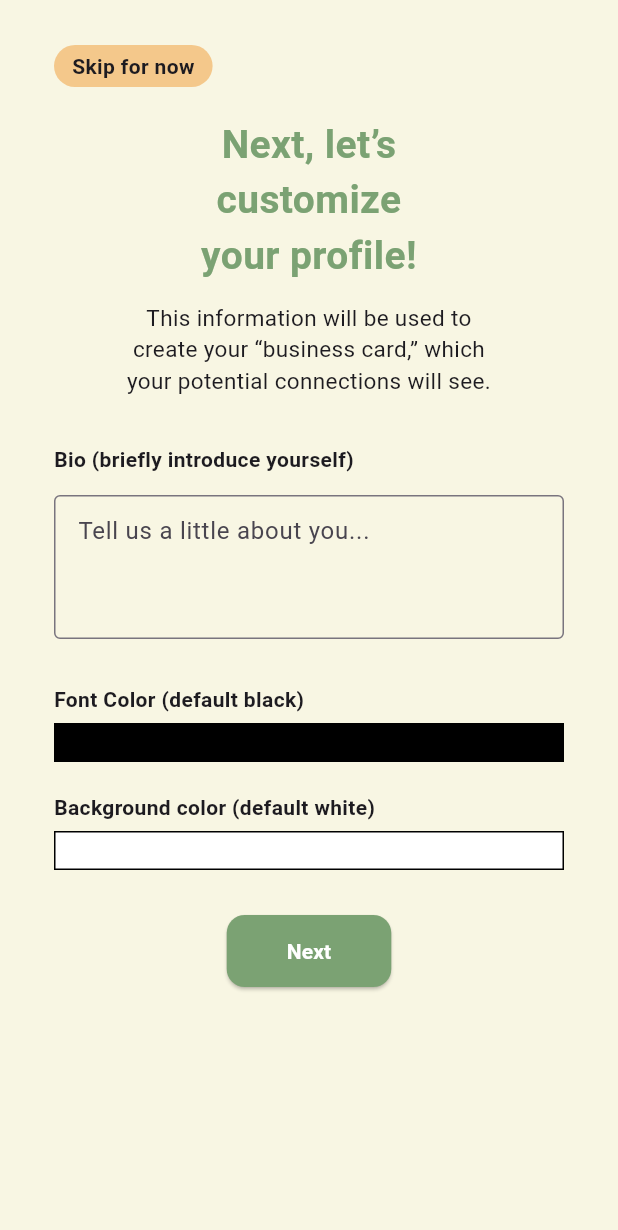
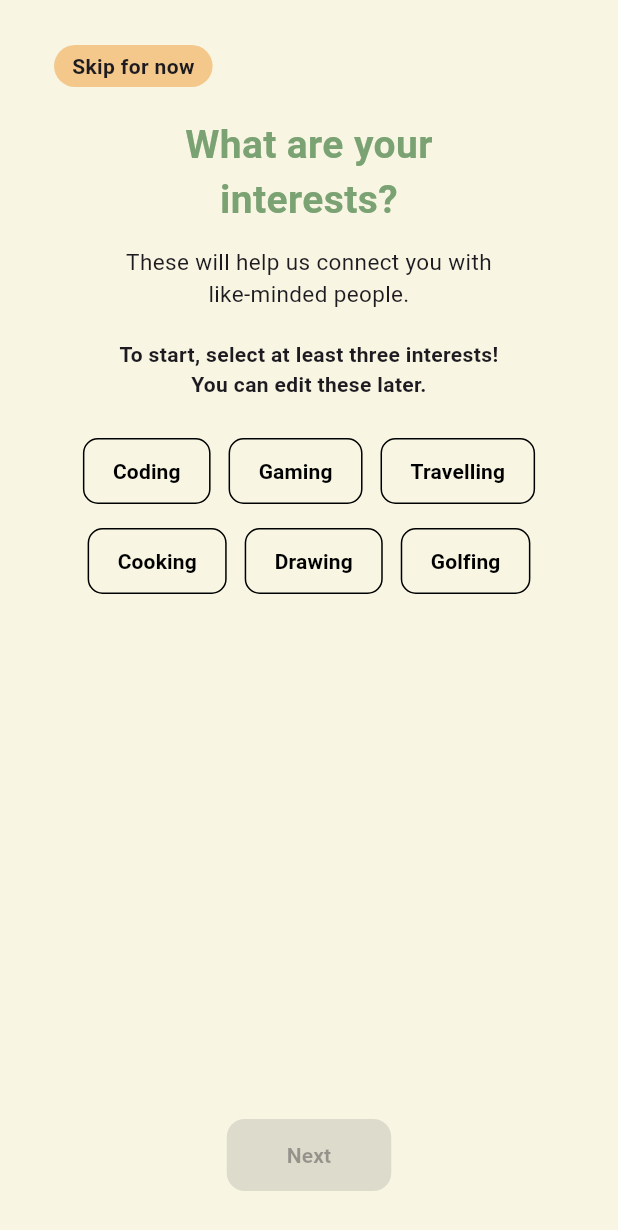
Before and after one commit to vtullo03/ExpAnt, a Flutter app: the CustomizeProfilePage screen opened by its route, after a tap on "Next", on a phone screen of 412 x 824 dp. Shown: the top 1230 px of the screen. Run offline on Flutter 3.47's test engine with Material 3 defaults, Android fonts, the phone set to English and light mode, and no system bars; our stand-ins replace flutter_colorpicker, google_fonts; network calls fail.

Commit message:
add initial interest selection frontend

```diff
--- /dev/null
+++ b/flutter_frontend/lib/interest_selection_page.dart
@@ -0,0 +1,131 @@
+import 'package:flutter/material.dart';
+
+class InterestSelectionPage extends StatefulWidget {
+  const InterestSelectionPage({super.key});
+
+  @override
+  State<InterestSelectionPage> createState() => _InterestSelectionPageState();
+}
+
+class _InterestSelectionPageState extends State<InterestSelectionPage> {
+  final List<String> interests = [
+    'Coding', 'Gaming', 'Travelling',
+    'Cooking', 'Drawing', 'Golfing',
+  ];
+  final Set<String> selected = {};
+
+  void toggleInterest(String interest) {
+    setState(() {
+      if (selected.contains(interest)) {
+        selected.remove(interest);
+      } else {
+        selected.add(interest);
+      }
+    });
+  }
+
+  @override
+  Widget build(BuildContext context) {
+    return Scaffold(
+      backgroundColor: const Color(0xFFF8F6E3),
+      body: Padding(
+        padding: const EdgeInsets.symmetric(horizontal: 36.0),
+        child: Column(
+          crossAxisAlignment: CrossAxisAlignment.center,
+          children: [
+            const SizedBox(height: 30),
+
+            // Skip for now
+            Align(
+              alignment: Alignment.topLeft,
+              child: Container(
+                padding: const EdgeInsets.symmetric(horizontal: 12, vertical: 4),
+                decoration: BoxDecoration(
+                  color: const Color(0xFFF4C88B),
+                  borderRadius: BorderRadius.circular(20),
+                ),
+                child: const Text(
+                  "Skip for now",
+                  style: TextStyle(fontWeight: FontWeight.bold),
+                ),
+              ),
+            ),
+
+            const SizedBox(height: 20),
+
+            const Text(
+              "What are your\ninterests?",
+              textAlign: TextAlign.center,
+              style: TextStyle(
+                fontSize: 26,
+                fontWeight: FontWeight.bold,
+                color: Color(0xFF7BA273),
+              ),
+            ),
+            const SizedBox(height: 12),
+
+            const Text(
+              "These will help us connect you with\nlike-minded people.",
+              textAlign: TextAlign.center,
+              style: TextStyle(fontSize: 15),
+            ),
+
+            const SizedBox(height: 20),
+
+            const Text(
+              "To start, select at least three interests!\nYou can edit these later.",
+              textAlign: TextAlign.center,
+              style: TextStyle(fontSize: 14, fontWeight: FontWeight.bold),
+            ),
+
+            const SizedBox(height: 24),
+
+            // Interest buttons
+            Wrap(
+              spacing: 12,
+              runSpacing: 12,
+              alignment: WrapAlignment.center,
+              children: interests.map((interest) {
+                final isSelected = selected.contains(interest);
+                return OutlinedButton(
+                  onPressed: () => toggleInterest(interest),
+                  style: OutlinedButton.styleFrom(
+                    backgroundColor: isSelected ? const Color(0xFF7BA273) : Colors.transparent,
+                    foregroundColor: isSelected ? Colors.white : Colors.black,
+                    side: const BorderSide(color: Colors.black),
+                    padding: const EdgeInsets.symmetric(horizontal: 20, vertical: 12),
+                    shape: RoundedRectangleBorder(borderRadius: BorderRadius.circular(10)),
+                  ),
+                  child: Text(
+                    interest,
+                    style: const TextStyle(fontWeight: FontWeight.bold),
+                  ),
+                );
+              }).toList(),
+            ),
+
+            const Spacer(),
+
+            ElevatedButton(
+              onPressed: selected.length >= 3
+                  ? () {
+                      // TODO: Save selected interests to backend
+                      Navigator.pushNamed(context, '/home');
+                    }
+                  : null,
+              style: ElevatedButton.styleFrom(
+                backgroundColor: const Color(0xFF7BA273),
+                foregroundColor: Colors.white,
+                padding: const EdgeInsets.symmetric(horizontal: 40, vertical: 14),
+                shape: RoundedRectangleBorder(borderRadius: BorderRadius.circular(12)),
+              ),
+              child: const Text("Next", style: TextStyle(fontWeight: FontWeight.bold)),
+            ),
+
+            const SizedBox(height: 30),
+          ],
+        ),
+      ),
+    );
+  }
+}
--- a/flutter_frontend/lib/main.dart
+++ b/flutter_frontend/lib/main.dart
@@ -6,6 +6,7 @@ import 'home_page.dart';
 import 'organization_registration_page.dart';
 import 'account_setup_page.dart';
 import 'customize_profile_page.dart';
+import 'interest_selection_page.dart';
 
 void main() {
   runApp(const MyApp());
@@ -31,7 +32,7 @@ class MyApp extends StatelessWidget {
         '/organization_registration': (context) => const OrganizationRegistrationPage(),
         '/account_setup': (context) => const AccountSetupPage(),
         '/customize_profile': (context) => const CustomizeProfilePage(),
-      //  '/select_interests': (context) => const InterestSelectionPage(),
+        '/select_interests': (context) => const InterestSelectionPage(),
       },
     );
   }
--- a/flutter_frontend/lib/register_page.dart
+++ b/flutter_frontend/lib/register_page.dart
@@ -16,6 +16,7 @@ class _RegisterPageState extends State<RegisterPage> {
   String _errorMessage = '';
 
   Future<void> register() async {
+    if (!mounted) return;
     setState(() => _errorMessage = ''); // Clear any previous error
 
     final url = Uri.parse('https://expant-backend.onrender.com/register');
@@ -25,15 +26,11 @@ class _RegisterPageState extends State<RegisterPage> {
       body: jsonEncode({
         'username': _usernameController.text,
         'password': _passwordController.text,
-        'is_organization': isOrganization, // HELP WTF I CANT GET IT TO WORK
+        'is_organization': isOrganization,
       }),
     );
 
     if (response.statusCode == 200 || response.statusCode == 201) {
-     /* if (isOrganization) {
-        Navigator.pushReplacementNamed(context, '/organization_registration');
-      } else {*/
-
       final loginResponse = await http.post(
         Uri.parse('https://expant-backend.onrender.com/login'),
         headers: {'Content-Type': 'application/json'},
@@ -42,16 +39,17 @@ class _RegisterPageState extends State<RegisterPage> {
           'password': _passwordController.text,
         }),
       );
+
       if (loginResponse.statusCode == 200 || loginResponse.statusCode == 201) {
-          // IF REGISTERED AS STANDARD USER!! add org later, and also need to check with backend?
+        if (!mounted) return;
         Navigator.pushReplacementNamed(context, '/account_setup');
-
       }
-      }
-    else { //if username is taken
+    } else {
+      if (!mounted) return;
       setState(() => _errorMessage = 'Invalid registration combination');
     }
   }
+
 
   @override
   Widget build(BuildContext context) {
```
Lines whose indentation alone changed are shown as unchanged.
